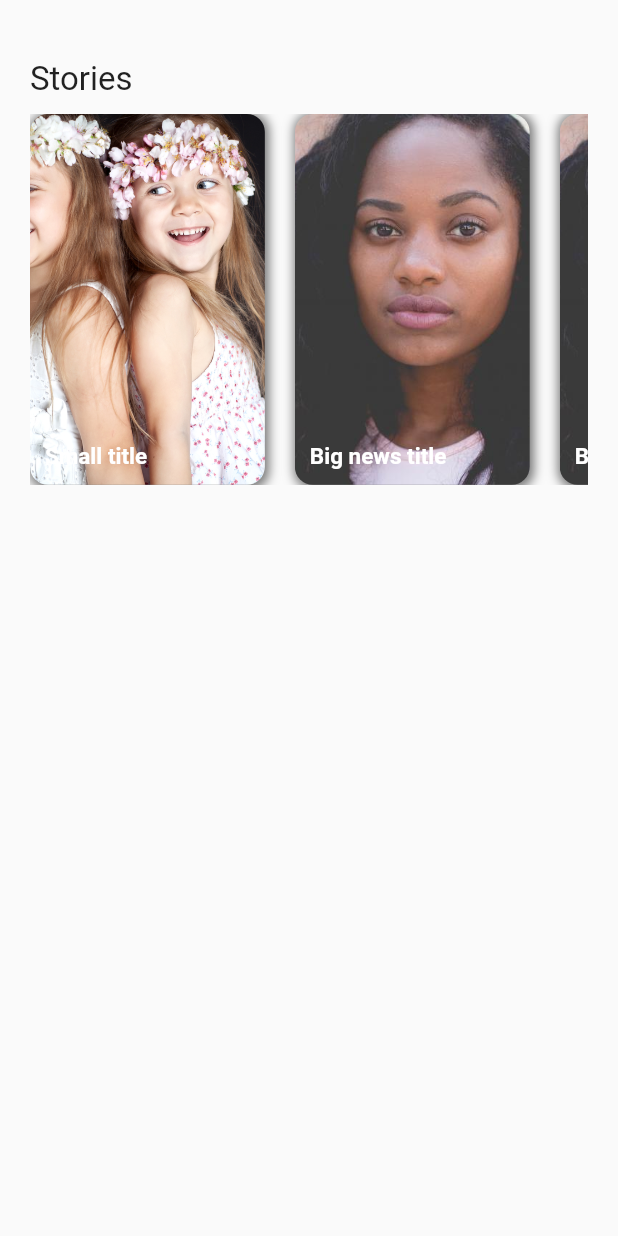
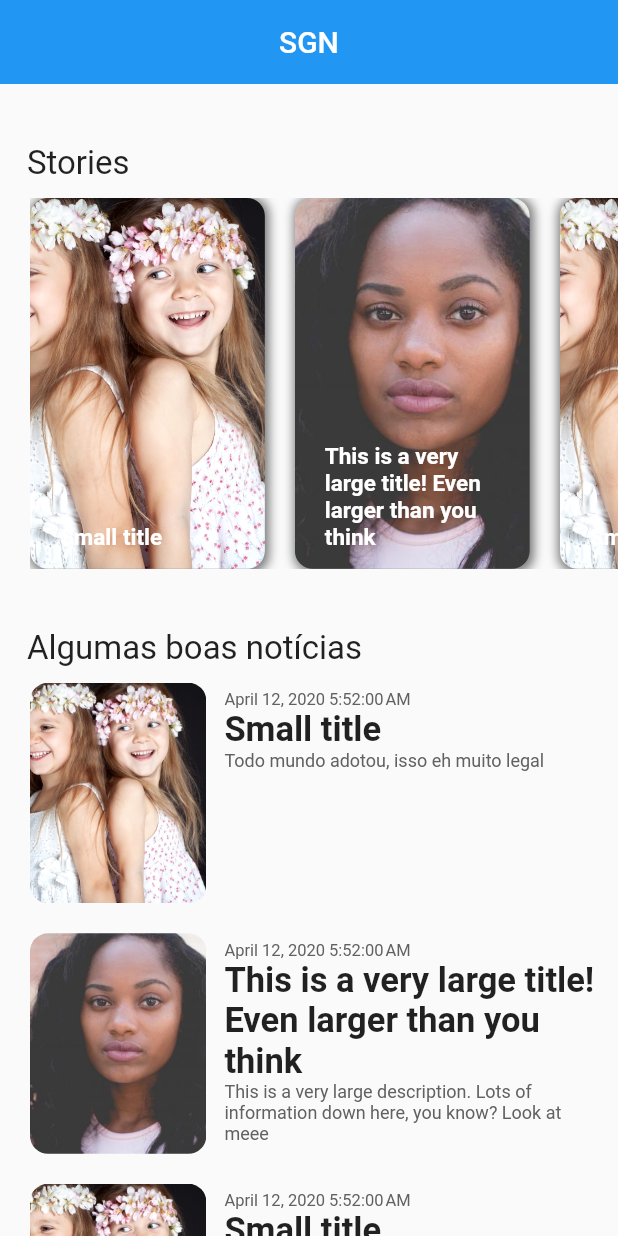
Before and after one commit to sgn-somegoodnews/sgn, a Flutter app: the screen it shows after launch, on a phone screen of 412 x 824 dp. Run offline on Flutter 3.47's test engine with Material 2 defaults, Android fonts, the phone set to English and light mode, and no system bars.

Commit message:
Text wrapped and scroll added
Signed-off-by: Luca Dillenburg <luca.assumpcao.dillenburg@gmail.com>

```diff
--- a/sgn/lib/main.dart
+++ b/sgn/lib/main.dart
@@ -1,5 +1,5 @@
 import 'package:flutter/material.dart';
-import 'package:sgn/screens/home_screen.dart';
+import 'package:sgn/screens/home_screen/home_screen.dart';
 
 void main() {
   runApp(SgnApp());
--- a/sgn/lib/model/news.dart
+++ b/sgn/lib/model/news.dart
@@ -1,5 +1,7 @@
 class News {
   final String title;
+  final String description;
+  final DateTime date;
   final String image;
-  News(this.title, this.image);
+  News(this.title, this.description, this.date, this.image);
 }
--- a/sgn/lib/screens/home_screen.dart
+++ /dev/null
@@ -1,51 +0,0 @@
-import 'package:flutter/material.dart';
-import 'package:sgn/model/news.dart';
-import 'package:sgn/widgets/story.dart';
-
-class HomeScreen extends StatefulWidget {
-  @override
-  State<StatefulWidget> createState() {
-    return _HomeScreen();
-  }
-}
-
-class _HomeScreen extends State<HomeScreen> {
-  @override
-  Widget build(BuildContext context) {
-    return Scaffold(
-        body: SafeArea(
-            top: true,
-            bottom: false,
-            left: false,
-            right: false,
-            child: Padding(
-                padding: EdgeInsets.symmetric(vertical: 40, horizontal: 20),
-                child: _buildStories())));
-  }
-
-  Widget _buildStories() {
-    final news = [
-      News("Small title", "assets/smiling-little-girls.jpg"),
-      News("Big news title", "assets/woman.jpg"),
-      News("Big news title", "assets/woman.jpg"),
-      News("Big news title", "assets/woman.jpg"),
-      News("Big news title", "assets/woman.jpg"),
-      News("Big news title", "assets/woman.jpg"),
-    ];
-    return Column(crossAxisAlignment: CrossAxisAlignment.start, children: [
-      Padding(
-          padding: EdgeInsets.fromLTRB(0, 0, 0, 10),
-          child: Text(
-            "Stories",
-            style: TextStyle(fontSize: 22),
-          )),
-      Container(
-        height: MediaQuery.of(context).size.height * 0.3,
-        child: ListView(
-          scrollDirection: Axis.horizontal,
-          children: news.map((news) => Story(news)).toList(),
-        ),
-      )
-    ]);
-  }
-}
--- /dev/null
+++ b/sgn/lib/screens/home_screen/home_screen.dart
@@ -0,0 +1,108 @@
+import 'package:flutter/material.dart';
+import 'package:sgn/model/news.dart';
+import 'package:sgn/screens/home_screen/widgets/horizontal_news.dart';
+import 'package:sgn/screens/home_screen/widgets/story.dart';
+
+class HomeScreen extends StatefulWidget {
+  @override
+  State<StatefulWidget> createState() {
+    return _HomeScreen();
+  }
+}
+
+class _HomeScreen extends State<HomeScreen> {
+  @override
+  Widget build(BuildContext context) {
+    return Scaffold(
+        body: CustomScrollView(slivers: <Widget>[
+      SliverAppBar(
+        title: Center(
+            child: Text(
+          "SGN",
+          style: TextStyle(color: Colors.white),
+        )),
+        expandedHeight: 50,
+        backgroundColor: Colors.blue,
+      ),
+      SliverList(
+        delegate: SliverChildBuilderDelegate(
+          (context, index) {
+            switch (index) {
+              case 0:
+                return _buildSectionTitle("Stories");
+              case 1:
+                return _buildStoriesSection(context);
+              case 2:
+                return _buildSectionTitle("Algumas boas notícias");
+              default:
+                final indexNewsGoodSection = index - 3;
+                return _goodNewsSectionBuilderDelegate(
+                    indexNewsGoodSection, context);
+            }
+          },
+          childCount: _mockStories().length + 3,
+        ),
+      )
+    ]));
+  }
+
+  Widget _buildStoriesSection(BuildContext context) {
+    final news = _mockStories();
+
+    return _buildLeftPaddingNews(
+        Container(
+          height: MediaQuery.of(context).size.height * 0.3,
+          child: ListView(
+            scrollDirection: Axis.horizontal,
+            children: news
+                .map((news) => Padding(
+                    padding: EdgeInsets.fromLTRB(0, 0, 20, 0),
+                    child: Story(news)))
+                .toList(),
+          ),
+        ),
+        context);
+  }
+
+  Widget _goodNewsSectionBuilderDelegate(int index, BuildContext context) {
+    final newsList = _mockStories();
+    final news = newsList[index];
+
+    return _buildLeftPaddingNews(
+        Container(
+            padding: EdgeInsets.fromLTRB(0, 0, 0, 20),
+            child: HorizontalNews(news)),
+        context);
+  }
+
+  Widget _buildLeftPaddingNews(Widget child, BuildContext context) {
+    return Padding(padding: EdgeInsets.fromLTRB(20, 0, 0, 0), child: child);
+  }
+
+  Widget _buildSectionTitle(String text) {
+    return Padding(
+        padding: EdgeInsets.fromLTRB(18, 40, 18, 10),
+        child: Text(
+          text,
+          style: TextStyle(fontSize: 22),
+        ));
+  }
+
+  List<News> _mockStories() {
+    return [
+      News("Small title", "Todo mundo adotou, isso eh muito legal",
+          DateTime(2020, 4, 12, 5, 52), "assets/smiling-little-girls.jpg"),
+      News(
+          "This is a very large title! Even larger than you think",
+          "This is a very large description. Lots of information down here, you know? Look at meee",
+          DateTime(2020, 4, 12, 5, 52),
+          "assets/woman.jpg"),
+      News("Small title", "Todo mundo adotou, isso eh muito legal",
+          DateTime(2020, 4, 12, 5, 52), "assets/smiling-little-girls.jpg"),
+      News("Small title", "Todo mundo adotou, isso eh muito legal",
+          DateTime(2020, 4, 12, 5, 52), "assets/woman.jpg"),
+      News("Small title", "Todo mundo adotou, isso eh muito legal",
+          DateTime(2020, 4, 12, 5, 52), "assets/smiling-little-girls.jpg"),
+    ];
+  }
+}
--- /dev/null
+++ b/sgn/lib/screens/home_screen/widgets/horizontal_news.dart
@@ -0,0 +1,55 @@
+import 'package:flutter/cupertino.dart';
+import 'package:flutter/material.dart';
+import 'package:intl/intl.dart';
+import 'package:sgn/model/news.dart';
+
+class HorizontalNews extends StatelessWidget {
+  final News news;
+  const HorizontalNews(this.news, {Key key}) : super(key: key);
+
+  @override
+  Widget build(BuildContext context) {
+    return Container(
+        width: MediaQuery.of(context).size.width * 0.8,
+        child: Row(
+            crossAxisAlignment: CrossAxisAlignment.start,
+            mainAxisAlignment: MainAxisAlignment.start,
+            children: [
+              Expanded(flex: 3, child: _buildSideImage(context)),
+              Expanded(flex: 7, child: _buildTextualInfo()),
+            ]));
+  }
+
+  Widget _buildTextualInfo() {
+    return Container(
+        alignment: Alignment.topLeft,
+        padding: EdgeInsets.symmetric(horizontal: 12, vertical: 5),
+        child: Column(
+            crossAxisAlignment: CrossAxisAlignment.start,
+            mainAxisAlignment: MainAxisAlignment.start,
+            children: [
+              Text(
+                DateFormat().format(news.date),
+                style: TextStyle(fontSize: 11, color: Colors.grey[700]),
+              ),
+              Text(news.title,
+                  style: TextStyle(fontSize: 23, fontWeight: FontWeight.bold)),
+              Text(news.description,
+                  style: TextStyle(fontSize: 12, color: Colors.grey[700])),
+            ]));
+  }
+
+  Widget _buildSideImage(BuildContext context) {
+    return AspectRatio(
+        aspectRatio: 0.8,
+        child: Container(
+          decoration: BoxDecoration(
+            image: DecorationImage(
+              image: AssetImage(news.image),
+              fit: BoxFit.cover,
+            ),
+            borderRadius: BorderRadius.circular(12),
+          ),
+        ));
+  }
+}
--- a/sgn/lib/widgets/story.dart
+++ b/sgn/lib/screens/home_screen/widgets/story.dart
@@ -8,23 +8,25 @@ class Story extends StatelessWidget {
 
   @override
   Widget build(BuildContext context) {
-    return Padding(
-        padding: EdgeInsets.fromLTRB(0, 0, 20, 0),
-        child: Container(
-            width: MediaQuery.of(context).size.width * 0.38,
-            decoration: _buildDecoration(),
-            child: Stack(children: [
-              Positioned(
-                  bottom: 10,
-                  left: 10,
+    final widthStory = MediaQuery.of(context).size.width * 0.38;
+    return Container(
+        width: widthStory,
+        decoration: _buildDecoration(),
+        child: Stack(children: [
+          Positioned(
+              bottom: 10,
+              left: 10,
+              child: Container(
+                  width: widthStory * 0.9,
+                  padding: EdgeInsets.symmetric(horizontal: 10, vertical: 2),
                   child: Text(
                     news.title,
                     style: TextStyle(
                         fontSize: 15,
                         fontWeight: FontWeight.bold,
                         color: Colors.white),
-                  ))
-            ])));
+                  )))
+        ]));
   }
 
   Decoration _buildDecoration() {
--- a/sgn/pubspec.yaml
+++ b/sgn/pubspec.yaml
@@ -19,6 +19,7 @@ environment:
 dependencies:
   flutter:
     sdk: flutter
+  intl: ^0.16.1
 
 
   # The following adds the Cupertino Icons font to your application.
```
Also changed, not shown: sgn/pubspec.lock.
